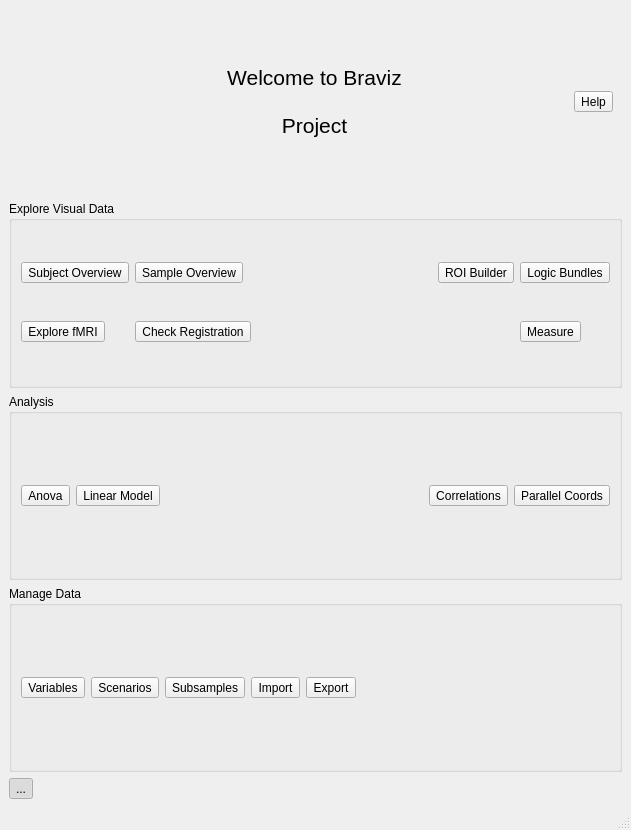
Old version of the form braviz/interaction/qt_guis/menu2_light.ui in the repository diego0020/braviz-app.
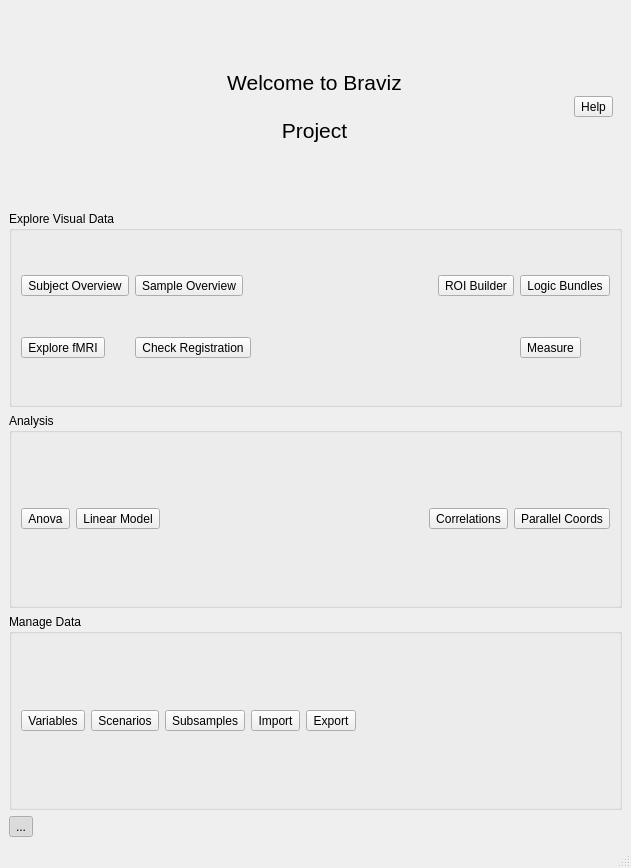
New version of the form. Icons and pictures are not drawn.

```diff
--- a/braviz/interaction/qt_guis/menu2_light.ui
+++ b/braviz/interaction/qt_guis/menu2_light.ui
@@ -7,7 +7,7 @@
     <x>0</x>
     <y>0</y>
     <width>631</width>
-    <height>830</height>
+    <height>868</height>
    </rect>
   </property>
   <property name="sizePolicy">
```
Left out of the diff: 2 changed lines with no effect on the pictures.
